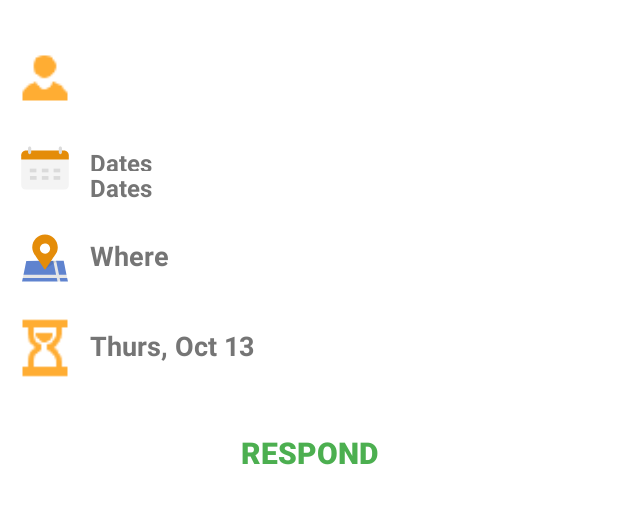
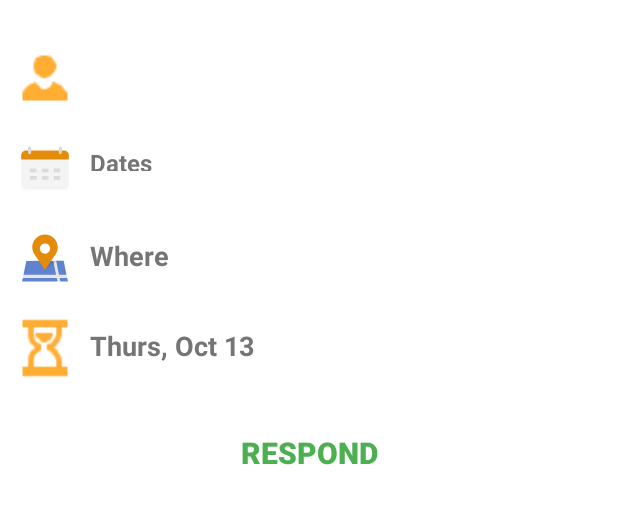
Before and after one commit to CodepathGroup8-JenniferSonali/LetMeetHappen, an Android app: the ViewEventDetailActivity screen opened directly, with no data from a screen before it, on a phone screen of 412 x 824 dp, the part 84-608 px from its top. Run offline under Robolectric (Android 15) with nearby library versions, the light colour scheme and no system bars; our stand-ins replace ButterKnife, Firebase (no records; nobody signed in at launch, a user with empty details on screens opened directly); libraries missing offline, so code that uses them is left out: org.parceler; 8 statements that could not run were skipped.

Commit message:
Fixed  showing of 2 dates even for 1 date option.

```diff
--- a/app/src/main/java/com/example/skarwa/letmeethappen/fragments/NewEventFragment.java
+++ b/app/src/main/java/com/example/skarwa/letmeethappen/fragments/NewEventFragment.java
@@ -10,7 +10,6 @@ import android.util.Log;
 import android.view.LayoutInflater;
 import android.view.View;
 import android.view.ViewGroup;
-import android.view.Window;
 import android.view.WindowManager;
 import android.widget.Button;
 import android.widget.EditText;
@@ -330,7 +329,9 @@ public class NewEventFragment extends DialogFragment implements SelectDatesFragm
         String str = "";
 
         for (Date date : dates) {
-            event.addEventDateOptions(DateUtils.formatDateToString(date));
+            if (isRange) {
+                event.addEventDateOptions(DateUtils.formatDateToString(date));
+            }
             str += new SimpleDateFormat(Constants.DATE_PATTERN).format(date.getTime()) +"\n";
         }
         EditText et = (isRange) ? etDates : etRSVPDate;
--- a/app/src/main/res/layout/activity_event_detail.xml
+++ b/app/src/main/res/layout/activity_event_detail.xml
@@ -109,6 +109,7 @@
             android:textAppearance="@style/TextAppearance.AppCompat.Medium"
             android:textSize="16sp"
             android:textStyle="bold" />
+
         <TextView
             android:id="@+id/tvDates2"
             android:layout_width="wrap_content"
@@ -116,10 +117,9 @@
             android:layout_below="@+id/tvDates"
             android:layout_toEndOf="@+id/ivEventDateIcon"
             android:paddingTop="0dp"
-            android:text="Dates"
+            android:textAppearance="@style/TextAppearance.AppCompat.Medium"
             android:textSize="16sp"
-            android:textStyle="bold"
-            android:textAppearance="@style/TextAppearance.AppCompat.Medium" />
+            android:textStyle="bold" />
 
         <Button
             android:id="@+id/btnRespond"
```
